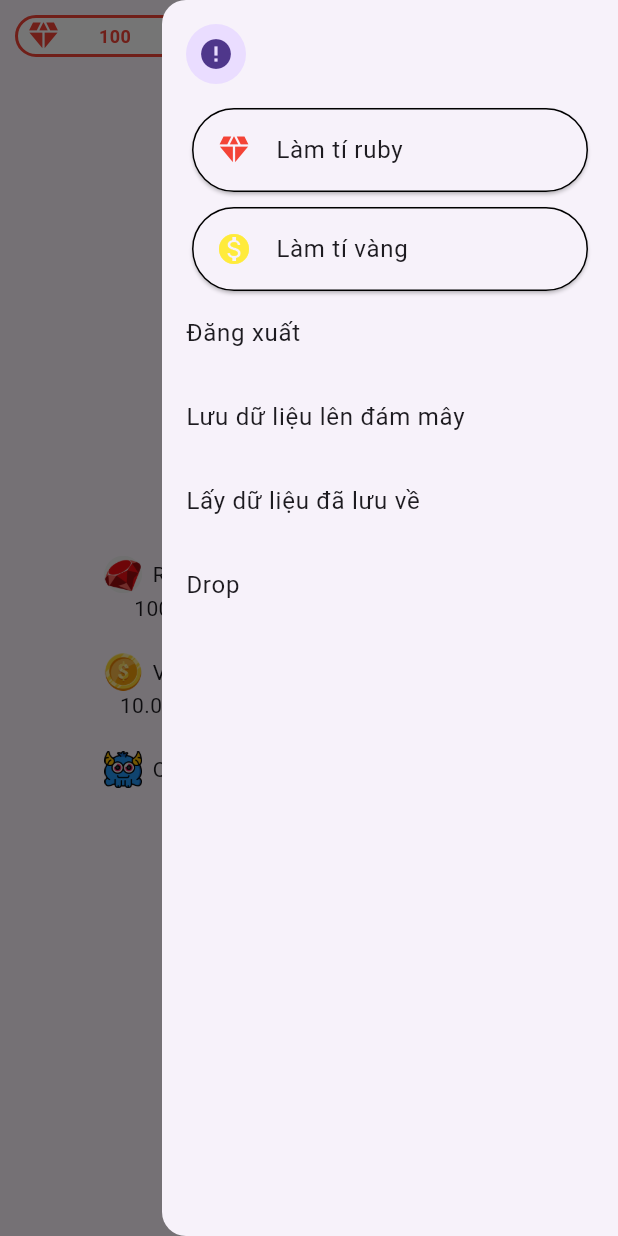
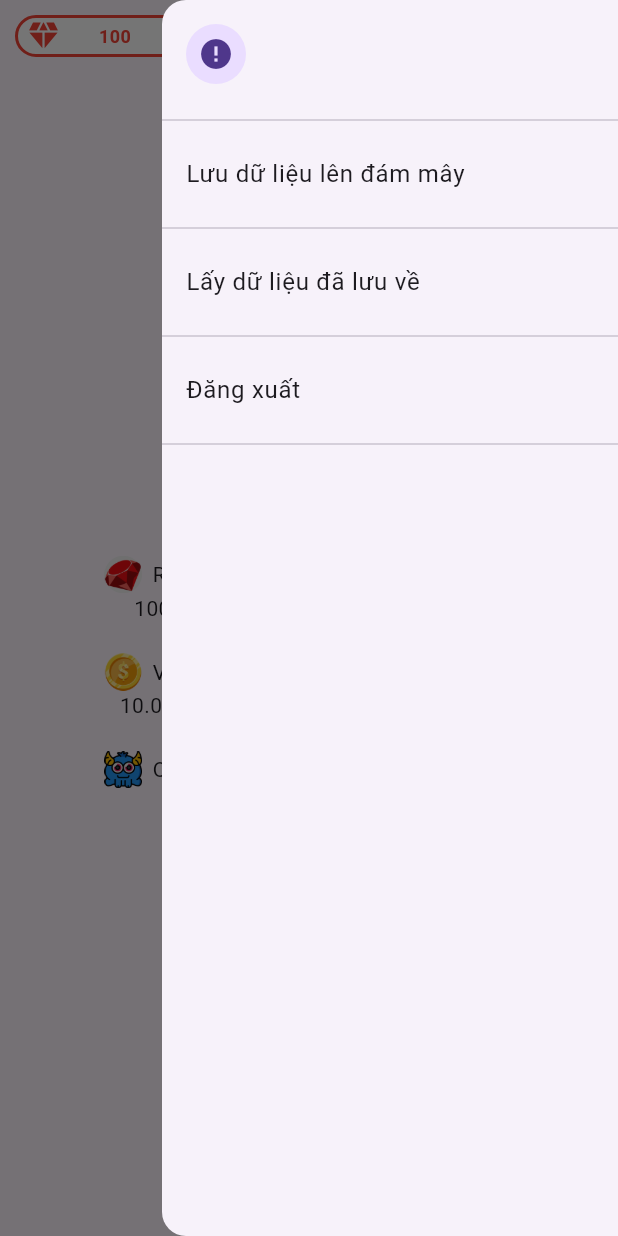
Before and after one commit to TranDangKhoaID/gif_collection, a Flutter app: the AccountScreen screen opened directly, with the side drawer open, on a phone screen of 412 x 824 dp. Run offline on Flutter 3.47's test engine with Material 3 defaults, Android fonts, the phone set to English and light mode, and no system bars; drawn by our look-alikes of cached_network_image; our stand-ins replace awesome_dialog, cloud_firestore, dio, firebase_auth, firebase_core, flutter_dotenv and 15 more; accounts and stored records are empty; generated files the repository leaves out were written again; network calls fail.

Commit message:
k debug mode display

```diff
--- a/lib/screens/account/account_screen.dart
+++ b/lib/screens/account/account_screen.dart
@@ -1,4 +1,5 @@
 import 'package:cached_network_image/cached_network_image.dart';
+import 'package:flutter/foundation.dart';
 import 'package:shimmer/shimmer.dart';
 import 'package:gif_collection/common/share_colors.dart';
 import 'package:gif_collection/common/share_obs.dart';
@@ -120,13 +121,10 @@ class _AccountScreenState extends State<AccountScreen> {
             title: Text(ShareObs.user.value!.name ?? ""),
             subtitle: Text(ShareObs.user.value!.email ?? ""),
           ),
-          Card(
-            margin: EdgeInsets.symmetric(horizontal: 20),
-            shape: RoundedRectangleBorder(
-              side: BorderSide(color: Colors.black, width: 1.0),
-              borderRadius: BorderRadius.circular(30.0),
-            ),
-            child: ListTile(
+          if (kDebugMode) ...[
+            Column(
+              children: [
+                ListTile(
                   leading: const Icon(
                     Icons.diamond,
                     color: Colors.red,
@@ -136,15 +134,8 @@ class _AccountScreenState extends State<AccountScreen> {
                     _controller.addRuby();
                   },
                 ),
-          ),
-          SizedBox(height: 10),
-          Card(
-            margin: EdgeInsets.symmetric(horizontal: 20),
-            shape: RoundedRectangleBorder(
-              side: BorderSide(color: Colors.black, width: 1.0),
-              borderRadius: BorderRadius.circular(30.0),
-            ),
-            child: ListTile(
+                Divider(),
+                ListTile(
                   leading: const Icon(
                     Icons.monetization_on,
                     color: Colors.yellow,
@@ -154,13 +145,17 @@ class _AccountScreenState extends State<AccountScreen> {
                     _controller.addCoin();
                   },
                 ),
-          ),
+                Divider(),
                 ListTile(
-            title: Text('Đăng xuất'),
+                  title: Text('Drop Table'),
                   onTap: () {
-              _controller.logout();
+                    _controller.table();
                   },
                 ),
+              ],
+            ),
+          ],
+          Divider(),
           ListTile(
             title: Text('Lưu dữ liệu lên đám mây'),
             onTap: () {
@@ -168,18 +163,21 @@ class _AccountScreenState extends State<AccountScreen> {
             },
             //subtitle: Text(ShareObs.user.value?.updateAt.toString() ?? ''),
           ),
+          Divider(),
           ListTile(
             title: Text('Lấy dữ liệu đã lưu về'),
             onTap: () {
               _controller.getUserDetail();
             },
           ),
+          Divider(),
           ListTile(
-            title: Text('Drop'),
+            title: Text('Đăng xuất'),
             onTap: () {
-              _controller.table();
+              _controller.logout();
             },
           ),
+          Divider(),
         ],
       ),
     );
--- a/lib/screens/account/controller/account_controller.dart
+++ b/lib/screens/account/controller/account_controller.dart
@@ -49,12 +49,12 @@ class AccountController extends GetxController {
   }
 
   Future<void> addRuby() async {
-    ShareObs.ruby.value += 100;
+    ShareObs.ruby.value += 10000;
     await appPrefs.saveRuby(ruby: ShareObs.ruby.value);
   }
 
   Future<void> addCoin() async {
-    ShareObs.coin.value += 100000;
+    ShareObs.coin.value += 1000000;
     await appPrefs.saveCoin(coin: ShareObs.coin.value);
   }
 
```
Lines whose indentation alone changed are shown as unchanged.
